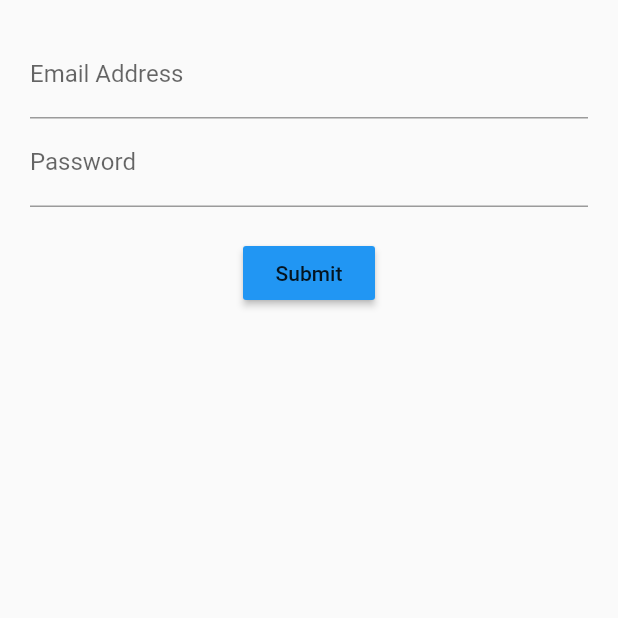
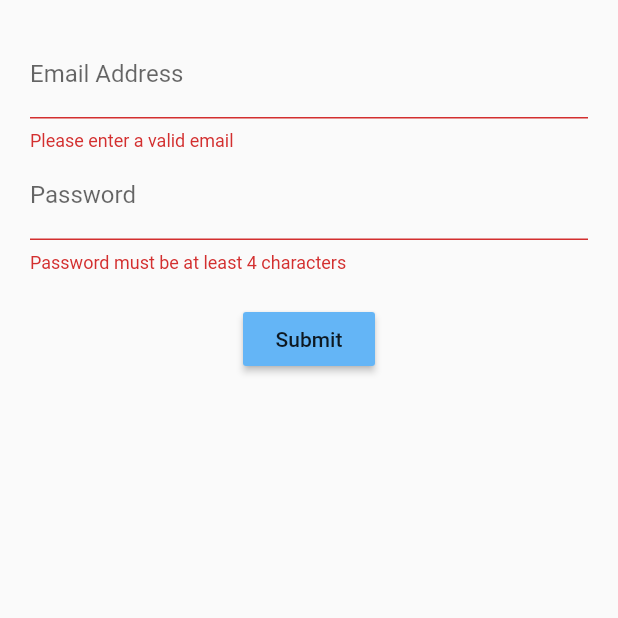
Before and after one commit to Zeztron/login-form-flutter, a Flutter app: the screen it shows after launch, after a tap on "Submit", on a phone screen of 412 x 824 dp, the top half of it. Run offline on Flutter 3.47's test engine with Material 2 defaults, Android fonts, the phone set to English and light mode, and no system bars.

Commit message:
added form validator

```diff
--- a/lib/src/screens/login_screen.dart
+++ b/lib/src/screens/login_screen.dart
@@ -8,11 +8,14 @@ class LoginScreen extends StatefulWidget {
 }
 
 class _LoginScreenState extends State<LoginScreen> {
+  final formKey = GlobalKey<FormState>();
+
   @override
   Widget build(BuildContext context) {
     return Container(
        margin: EdgeInsets.all(20.0),
        child: Form(
+         key: formKey,
          child: Column(
            children: [
              emailField(),
@@ -31,7 +34,8 @@ class _LoginScreenState extends State<LoginScreen> {
         labelText: 'Email Address',
         hintText: 'you@example.com'
       ),
-      keyboardType: TextInputType.emailAddress
+      keyboardType: TextInputType.emailAddress,
+      validator: (String value) =>  !value.contains('@') ? 'Please enter a valid email' : null
     );
   }
 
@@ -41,14 +45,17 @@ class _LoginScreenState extends State<LoginScreen> {
       decoration: InputDecoration(
         labelText: 'Password'
       ),
+      validator: (String value) => value.length < 4 ? 'Password must be at least 4 characters' : null
     );
   }
 
   Widget submitButton() {
     return RaisedButton(
-      color: Colors.blue,
+      color: Colors.blue[300],
       child: Text('Submit'),
-      onPressed: () {},
+      onPressed: () {
+        print(formKey.currentState.validate());
+      },
     );
   }
 }
```
